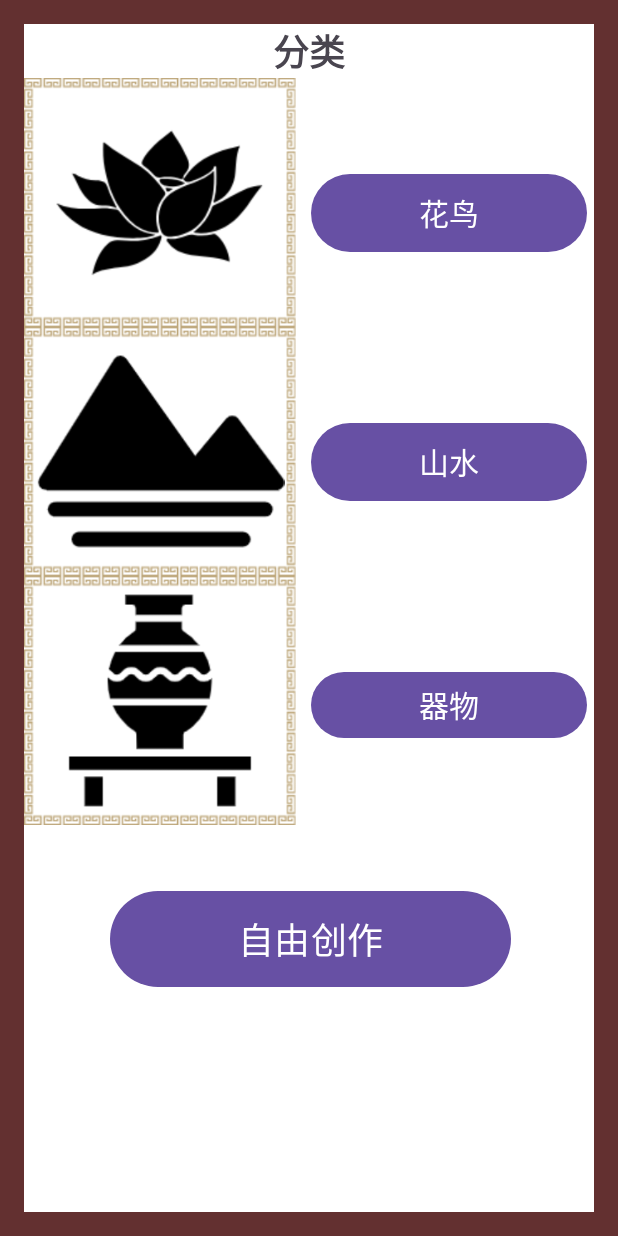
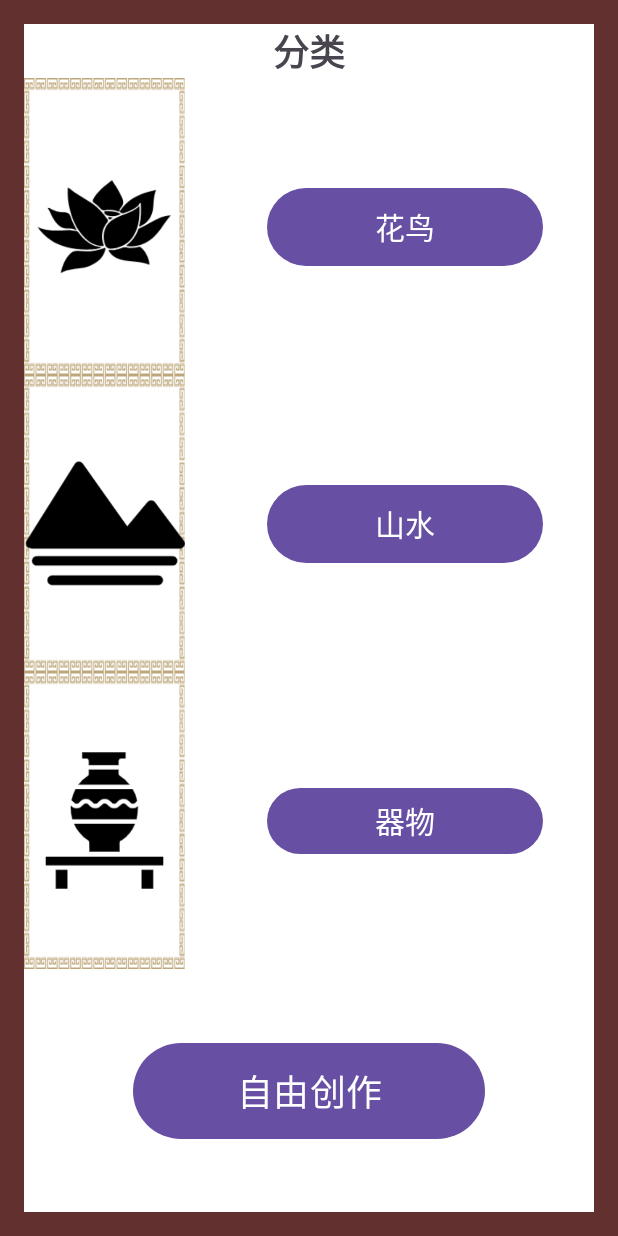
Before and after one commit to sharkdingo/EL, an Android app: the ClassifyActivity1 screen opened directly, with no data from a screen before it, on a phone screen of 412 x 824 dp. Run offline under Robolectric (Android 15) with nearby library versions, the phone set to English and light mode, and no system bars.

Commit message:
solve activity_main.xml rate

```diff
--- a/app/src/main/res/layout/activity_main.xml
+++ b/app/src/main/res/layout/activity_main.xml
@@ -39,63 +39,69 @@
         <androidx.constraintlayout.widget.ConstraintLayout
             android:id="@+id/constraintLayout"
             android:layout_width="match_parent"
-            android:layout_height="166dp"
+            android:layout_height="0dp"
             app:layout_constraintEnd_toEndOf="parent"
             app:layout_constraintStart_toStartOf="parent"
-            app:layout_constraintTop_toBottomOf="@+id/textView">
+            app:layout_constraintTop_toBottomOf="@+id/textView"
+            app:layout_constraintHeight_percent="0.25">
 
             <ImageView
                 android:id="@+id/imageView2"
-                android:layout_width="181dp"
-                android:layout_height="match_parent"
+                android:layout_width="0dp"
+                android:layout_height="0dp"
                 android:background="@drawable/board3"
                 app:layout_constraintBottom_toBottomOf="parent"
                 app:layout_constraintStart_toStartOf="parent"
                 app:layout_constraintTop_toTopOf="parent"
+                app:layout_constraintWidth_percent="0.282"
                 app:srcCompat="@drawable/huaniao" />
 
             <Button
                 android:id="@+id/button2"
                 android:layout_width="184dp"
                 android:layout_height="60dp"
-                android:layout_marginStart="10dp"
-                android:layout_marginTop="60dp"
                 android:text="花鸟"
                 android:fontFamily="@font/font"
                 android:textSize="20sp"
+                app:layout_constraintHorizontal_bias="0.618"
+                app:layout_constraintEnd_toEndOf="parent"
+                app:layout_constraintBottom_toBottomOf="parent"
+                app:layout_constraintTop_toTopOf="parent"
                 app:layout_constraintStart_toEndOf="@+id/imageView2"
-                app:layout_constraintTop_toTopOf="parent"
                 android:onClick="goToActivity2"/>
         </androidx.constraintlayout.widget.ConstraintLayout>
 
         <androidx.constraintlayout.widget.ConstraintLayout
             android:id="@+id/constraintLayout2"
             android:layout_width="match_parent"
-            android:layout_height="166dp"
+            android:layout_height="0dp"
             app:layout_constraintEnd_toEndOf="parent"
             app:layout_constraintStart_toStartOf="parent"
+            app:layout_constraintHeight_percent="0.25"
             app:layout_constraintTop_toBottomOf="@+id/constraintLayout">
 
             <ImageView
                 android:id="@+id/imageView3"
-                android:layout_width="181dp"
+                android:layout_width="0dp"
                 android:layout_height="match_parent"
                 android:background="@drawable/board3"
                 app:layout_constraintBottom_toBottomOf="parent"
                 app:layout_constraintStart_toStartOf="parent"
                 app:layout_constraintTop_toTopOf="parent"
+                app:layout_constraintWidth_percent="0.282"
                 app:srcCompat="@drawable/shanshui" />
 
             <Button
                 android:id="@+id/button3"
                 android:layout_width="184dp"
                 android:layout_height="60dp"
-                android:layout_marginStart="10dp"
-                android:layout_marginTop="60dp"
                 android:text="山水"
                 android:fontFamily="@font/font"
                 android:textSize="20sp"
                 app:layout_constraintStart_toEndOf="@+id/imageView3"
+                app:layout_constraintHorizontal_bias="0.618"
+                app:layout_constraintEnd_toEndOf="parent"
+                app:layout_constraintBottom_toBottomOf="parent"
                 app:layout_constraintTop_toTopOf="parent"
                 android:onClick="goToActivity2"/>
         </androidx.constraintlayout.widget.ConstraintLayout>
@@ -103,50 +109,50 @@
         <androidx.constraintlayout.widget.ConstraintLayout
             android:id="@+id/constraintLayout3"
             android:layout_width="match_parent"
-            android:layout_height="166dp"
+            android:layout_height="0dp"
             app:layout_constraintEnd_toEndOf="parent"
             app:layout_constraintStart_toStartOf="parent"
+            app:layout_constraintHeight_percent="0.25"
             app:layout_constraintTop_toBottomOf="@+id/constraintLayout2">
 
             <ImageView
                 android:id="@+id/imageView4"
-                android:layout_width="181dp"
+                android:layout_width="0dp"
                 android:layout_height="match_parent"
                 android:background="@drawable/board3"
                 app:layout_constraintBottom_toBottomOf="parent"
                 app:layout_constraintStart_toStartOf="parent"
                 app:layout_constraintTop_toTopOf="parent"
+                app:layout_constraintWidth_percent="0.282"
                 app:srcCompat="@drawable/qiwu" />
 
             <Button
                 android:id="@+id/button4"
                 android:layout_width="184dp"
                 android:layout_height="52dp"
-                android:layout_marginStart="10dp"
-                android:layout_marginTop="60dp"
                 android:text="器物"
                 android:fontFamily="@font/font"
                 android:textSize="20sp"
                 app:layout_constraintStart_toEndOf="@+id/imageView4"
+                app:layout_constraintHorizontal_bias="0.618"
+                app:layout_constraintEnd_toEndOf="parent"
+                app:layout_constraintBottom_toBottomOf="parent"
                 app:layout_constraintTop_toTopOf="parent"
                 android:onClick="goToActivity2"/>
         </androidx.constraintlayout.widget.ConstraintLayout>
 
         <androidx.constraintlayout.widget.ConstraintLayout
             android:layout_width="match_parent"
-            android:layout_height="166dp"
+            android:layout_height="0dp"
             app:layout_constraintEnd_toEndOf="parent"
             app:layout_constraintStart_toStartOf="parent"
+            app:layout_constraintBottom_toBottomOf="parent"
             app:layout_constraintTop_toBottomOf="@+id/constraintLayout3">
 
             <Button
                 android:id="@+id/button5"
-                android:layout_width="267dp"
+                android:layout_width="0dp"
                 android:layout_height="72dp"
-                android:layout_marginStart="57dp"
-                android:layout_marginTop="40dp"
-                android:layout_marginEnd="56dp"
-                android:layout_marginBottom="54dp"
                 android:text="自由创作"
                 android:fontFamily="@font/font"
                 android:textSize="24sp"
@@ -154,6 +160,7 @@
                 app:layout_constraintEnd_toEndOf="parent"
                 app:layout_constraintStart_toStartOf="parent"
                 app:layout_constraintTop_toTopOf="parent"
+                app:layout_constraintWidth_percent="0.618"
                 android:onClick="goToActivity2"/>
         </androidx.constraintlayout.widget.ConstraintLayout>
 
```
Also changed, not shown: app/src/main/res/layout/mainpage.xml (+38 -34 lines).
